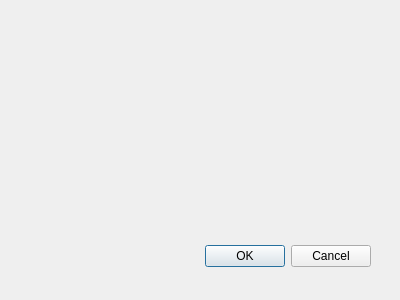
danielmulvad/CS1C-Project-2, file createMemberDialog.ui: the form before one commit.
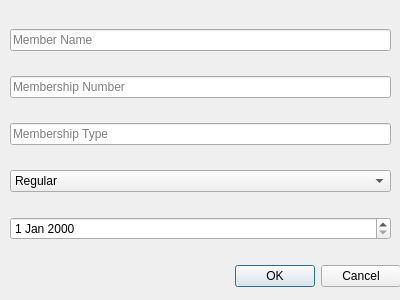
The form after the commit.

Diff of the .ui file:
```diff
--- a/createMemberDialog.ui
+++ b/createMemberDialog.ui
@@ -18,9 +18,9 @@
   <widget name="buttonBox" class="QDialogButtonBox">
    <property name="geometry">
     <rect>
-     <x>30</x>
-     <y>240</y>
-     <width>341</width>
+     <x>0</x>
+     <y>260</y>
+     <width>401</width>
      <height>32</height>
     </rect>
    </property>
@@ -31,6 +31,65 @@
     <set>QDialogButtonBox::Cancel|QDialogButtonBox::Ok</set>
    </property>
   </widget>
+  <widget class="QWidget" name="verticalLayoutWidget">
+   <property name="geometry">
+    <rect>
+     <x>10</x>
+     <y>10</y>
+     <width>381</width>
+     <height>251</height>
+    </rect>
+   </property>
+   <layout class="QVBoxLayout" name="verticalLayout">
+    <item>
+     <widget class="QLineEdit" name="memberName">
+      <property name="text">
+       <string/>
+      </property>
+      <property name="placeholderText">
+       <string>Member Name</string>
+      </property>
+     </widget>
+    </item>
+    <item>
+     <widget class="QLineEdit" name="lineEdit_2">
+      <property name="placeholderText">
+       <string>Membership Number</string>
+      </property>
+     </widget>
+    </item>
+    <item>
+     <widget class="QLineEdit" name="lineEdit_3">
+      <property name="placeholderText">
+       <string>Membership Type</string>
+      </property>
+     </widget>
+    </item>
+    <item>
+     <widget class="QComboBox" name="comboBox">
+      <property name="currentText">
+       <string>Regular</string>
+      </property>
+      <property name="currentIndex">
+       <number>0</number>
+      </property>
+      <item>
+       <property name="text">
+        <string>Regular</string>
+       </property>
+      </item>
+      <item>
+       <property name="text">
+        <string>Executive</string>
+       </property>
+      </item>
+     </widget>
+    </item>
+    <item>
+     <widget class="QDateEdit" name="expirationDate"/>
+    </item>
+   </layout>
+  </widget>
  </widget>
  <pixmapfunction/>
  <resources/>
```
Left out of the diff: 9 changed lines with no effect on the pictures.
